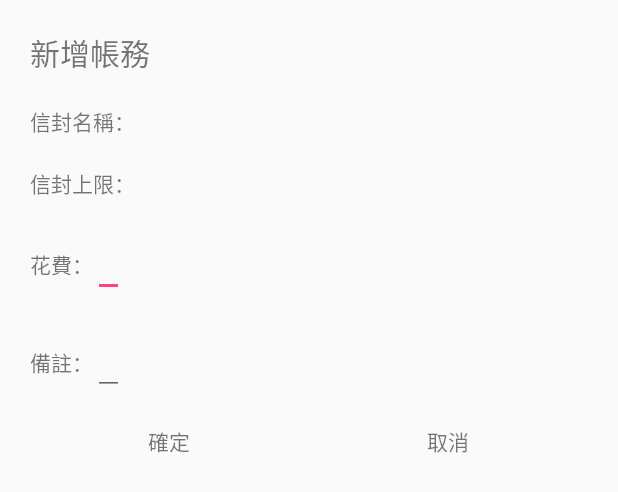
After one commit to Aidan79225/Envelope, an Android app: the layout dialog_new_account.xml on its own in the app's theme, with its tools: preview values and no code run, on a phone screen of 412 x 824 dp. The commit adds this screen. Shown: the top 492 px of the screen. Run offline under Robolectric (Android 15) with nearby library versions, the phone set to English and light mode, and no system bars.

Commit message:
點擊信封袋新增一筆帳務

```diff
--- a/AidanEnvelopeSaveMoney/app/src/main/java/com/aidan/aidanenvelopesavemoney/EnvelopeList/EnvelopeListContract.java
+++ b/AidanEnvelopeSaveMoney/app/src/main/java/com/aidan/aidanenvelopesavemoney/EnvelopeList/EnvelopeListContract.java
@@ -15,8 +15,9 @@ public interface EnvelopeListContract {
     interface presenter{
         void setAdapter(EnvelopeAdapter adapter);
         void start();
-        void addEnvelopButtonClick();
+        void addEnvelopButtonClick(String name,String max);
         void adapterLoadData();
+
     }
     interface newData{
         void update();
--- a/AidanEnvelopeSaveMoney/app/src/main/java/com/aidan/aidanenvelopesavemoney/Model/Account.java
+++ b/AidanEnvelopeSaveMoney/app/src/main/java/com/aidan/aidanenvelopesavemoney/Model/Account.java
@@ -5,15 +5,15 @@ package com.aidan.aidanenvelopesavemoney.Model;
  */
 
 public class Account {
-    private int cost = 0;
+    private float cost = 0;
     private String comment = "";
     private String envelopeName = "";
 
-    public int getCost() {
+    public float getCost() {
         return cost;
     }
 
-    public void setCost(int cost) {
+    public void setCost(float cost) {
         this.cost = cost;
     }
 
--- a/AidanEnvelopeSaveMoney/app/src/main/java/com/aidan/aidanenvelopesavemoney/Model/Envelope.java
+++ b/AidanEnvelopeSaveMoney/app/src/main/java/com/aidan/aidanenvelopesavemoney/Model/Envelope.java
@@ -43,6 +43,11 @@ public class Envelope {
     public void setAccountList(List<Account> accountList) {
         this.accountList = accountList;
     }
+    public void addAccount(Account account) {
+        accountList.add(account);
+        cost += account.getCost();
+    }
+
 
 
 
--- /dev/null
+++ b/AidanEnvelopeSaveMoney/app/src/main/res/layout/dialog_new_account.xml
@@ -0,0 +1,93 @@
+<?xml version="1.0" encoding="utf-8"?>
+<LinearLayout xmlns:android="http://schemas.android.com/apk/res/android"
+    android:layout_width="match_parent"
+    android:layout_height="match_parent"
+    android:orientation="vertical"
+    android:layout_margin="10dp">
+
+    <TextView
+        android:layout_width="wrap_content"
+        android:layout_height="wrap_content"
+        android:layout_margin="10dp"
+        android:text="新增帳務"
+        android:textSize="20sp"/>
+
+    <LinearLayout
+        android:layout_width="wrap_content"
+        android:layout_height="wrap_content"
+        android:orientation="horizontal"
+        android:layout_margin="10dp">
+        <TextView
+            android:layout_width="wrap_content"
+            android:layout_height="wrap_content"
+            android:text="信封名稱："/>
+        <TextView
+            android:layout_width="wrap_content"
+            android:layout_height="wrap_content"
+            android:id="@+id/nameTextView"/>
+    </LinearLayout>
+    <LinearLayout
+        android:layout_width="wrap_content"
+        android:layout_height="wrap_content"
+        android:orientation="horizontal"
+        android:layout_margin="10dp">
+        <TextView
+            android:layout_width="wrap_content"
+            android:layout_height="wrap_content"
+            android:text="信封上限："/>
+        <TextView
+            android:layout_width="wrap_content"
+            android:layout_height="wrap_content"
+            android:id="@+id/maxTextView"/>
+    </LinearLayout>
+    <LinearLayout
+        android:layout_width="wrap_content"
+        android:layout_height="wrap_content"
+        android:orientation="horizontal"
+        android:layout_margin="10dp">
+        <TextView
+            android:layout_width="wrap_content"
+            android:layout_height="wrap_content"
+            android:text="花費："/>
+        <EditText
+            android:layout_width="wrap_content"
+            android:layout_height="wrap_content"
+            android:inputType="number"
+            android:id="@+id/costEditText"/>
+    </LinearLayout>
+    <LinearLayout
+        android:layout_width="wrap_content"
+        android:layout_height="wrap_content"
+        android:orientation="horizontal"
+        android:layout_margin="10dp">
+        <TextView
+            android:layout_width="wrap_content"
+            android:layout_height="wrap_content"
+            android:text="備註："/>
+        <EditText
+            android:layout_width="wrap_content"
+            android:layout_height="wrap_content"
+            android:id="@+id/commentEditText"/>
+    </LinearLayout>
+    <LinearLayout
+        android:layout_width="match_parent"
+        android:layout_height="wrap_content"
+        android:orientation="horizontal"
+        android:layout_margin="10dp">
+        <TextView
+            android:layout_width="0dp"
+            android:layout_weight="1"
+            android:layout_height="wrap_content"
+            android:gravity="center"
+            android:text="確定"
+            android:id="@+id/okTextView"/>
+        <TextView
+            android:layout_width="0dp"
+            android:layout_weight="1"
+            android:layout_height="wrap_content"
+            android:gravity="center"
+            android:id="@+id/cancelTextView"
+            android:text="取消"/>
+
+    </LinearLayout>
+</LinearLayout>
--- a/AidanEnvelopeSaveMoney/app/src/main/res/layout/fragment_envelope_list.xml
+++ b/AidanEnvelopeSaveMoney/app/src/main/res/layout/fragment_envelope_list.xml
@@ -4,7 +4,7 @@
     android:layout_height="match_parent">
 
     <Button
-        android:text="addEnvelopeButton"
+        android:text="新增信封袋"
         android:layout_width="match_parent"
         android:layout_height="wrap_content"
         android:id="@+id/addEnvelopeButton" />
--- a/AidanEnvelopeSaveMoney/app/src/main/res/layout/item_envelope.xml
+++ b/AidanEnvelopeSaveMoney/app/src/main/res/layout/item_envelope.xml
@@ -3,6 +3,8 @@
     android:layout_width="wrap_content"
     android:layout_height="wrap_content"
     android:gravity="center_horizontal"
+    android:layout_gravity="center"
+    android:clickable="true"
     android:orientation="vertical">
 
     <TextView
@@ -13,7 +15,7 @@
     <ImageView
         android:layout_width="wrap_content"
         android:layout_height="wrap_content"
-        android:src="@mipmap/envelop"
+        android:src="@mipmap/envelop2"
         android:id="@+id/iconImageView"/>
     <TextView
         android:layout_width="wrap_content"
```
Also changed, not shown: AidanEnvelopeSaveMoney/app/src/main/java/com/aidan/aidanenvelopesavemoney/EnvelopeList/EnvelopeAdapter.java (+56 -2 lines), AidanEnvelopeSaveMoney/app/src/main/java/com/aidan/aidanenvelopesavemoney/EnvelopeList/EnvelopeListFragment.java (+46 -2 lines), AidanEnvelopeSaveMoney/app/src/main/java/com/aidan/aidanenvelopesavemoney/EnvelopeList/EnvelopeListPresenter.java (+17 -5 lines), AidanEnvelopeSaveMoney/app/src/main/res/layout/dialog_new_envelop.xml (added, +63 -0 lines), AidanEnvelopeSaveMoney/app/src/main/res/mipmap-hdpi/envelop2.png (added).
